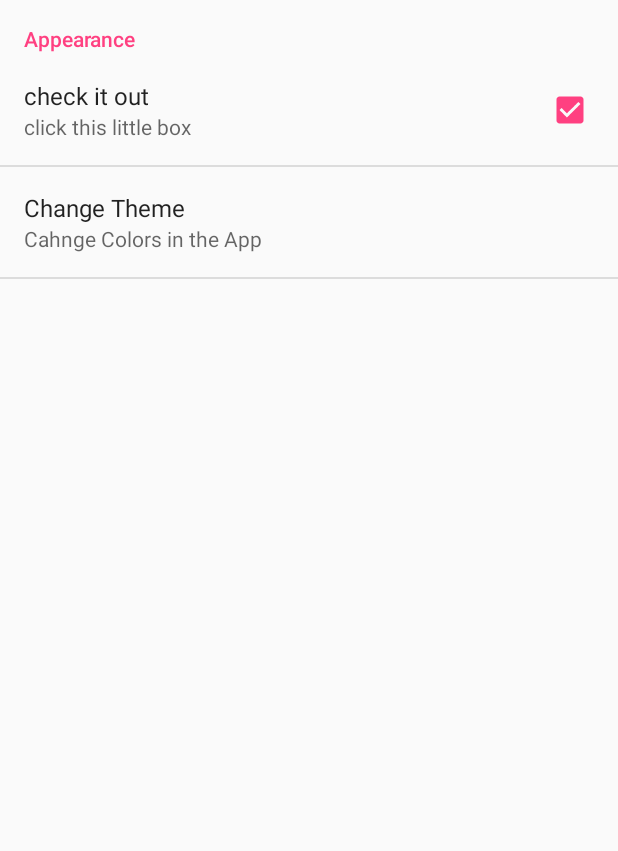
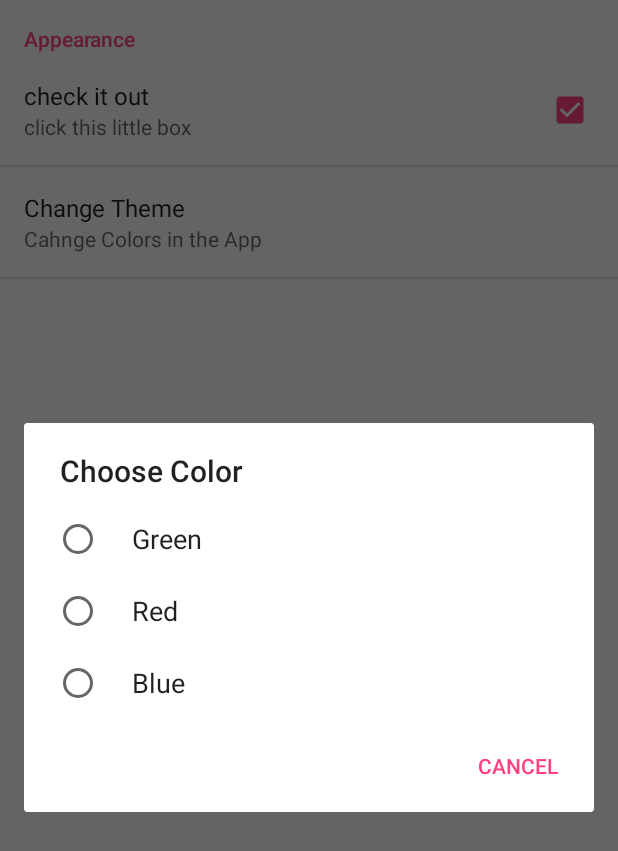
Before and after one commit to FoulgerDevin/CS496_project1, an Android app: the MyUserPreferences screen opened directly, with no data from a screen before it, after a tap on "Change Theme", on a phone screen of 412 x 824 dp. Shown: the top 851 px of the screen. Run offline under Robolectric (Android 15) with nearby library versions, the phone set to English and light mode, and no system bars; libraries missing offline, so code that uses them is left out: com.einmalfel.earl; 3 other taps on this screen came first.

Commit message:
Working on Google Sign-In and thematic colors.

```diff
--- a/RSSNews/app/build.gradle
+++ b/RSSNews/app/build.gradle
@@ -27,4 +27,6 @@ dependencies {
     testCompile 'junit:junit:4.12'
     compile 'com.android.support:appcompat-v7:23.2.1'
     compile 'com.einmalfel:earl:1.1.0'
+    compile 'com.google.android.gms:play-services-auth:8.4.0'
+    apply plugin: 'com.google.gms.google-services'
 }
--- /dev/null
+++ b/RSSNews/app/src/main/res/values/arrays.xml
@@ -0,0 +1,12 @@
+<?xml version="1.0" encoding="utf-8"?>
+<resources>
+    <string-array name="Themes">
+        <item>Green</item>
+        <item>Red</item>
+        <item>Blue</item>
+    </string-array>
+    <string-array name="ThemesData">
+        <item>0</item>
+        <item>1</item>
+    </string-array>
+</resources>
--- a/RSSNews/app/src/main/res/values/strings.xml
+++ b/RSSNews/app/src/main/res/values/strings.xml
@@ -1,7 +1,9 @@
 <resources>
     <string name="app_name">RSSNews</string>
+    <string name="server_client_id">947996600240-c1k00dha0omklk16oa84q2u7bovj0t7i.apps.googleusercontent.com</string>
     <string name="filename">stored_rss.txt</string>
     <string name="title_editlist_preference">Change Theme</string>
     <string name="summary_editlist_preference">Cahnge Colors in the App</string>
     <string name="dialog_title_editlist_preference">Choose Color</string>
+
 </resources>
--- a/RSSNews/app/src/main/res/xml/fragmented_preferences.xml
+++ b/RSSNews/app/src/main/res/xml/fragmented_preferences.xml
@@ -10,6 +10,8 @@
         <ListPreference
             android:key="link_add"
             android:title="@string/title_editlist_preference"
+            android:entries="@array/Themes"
+            android:entryValues="@array/ThemesData"
             android:summary="@string/summary_editlist_preference"
             android:dialogTitle="@string/dialog_title_editlist_preference" />
     </PreferenceCategory>
--- a/RSSNews/build.gradle
+++ b/RSSNews/build.gradle
@@ -8,8 +8,8 @@ buildscript {
         }
     }
     dependencies {
-        classpath 'com.android.tools.build:gradle:2.0.0'
-
+        classpath 'com.android.tools.build:gradle:2.1.0'
+        classpath 'com.google.gms:google-services:2.0.0-alpha6'
         // NOTE: Do not place your application dependencies here; they belong
         // in the individual module build.gradle files
     }
```
Also changed, not shown: RSSNews/app/src/main/java/cs496_projecy/rssnews/MainFeed.java (+32 -15 lines), 1 other file.
